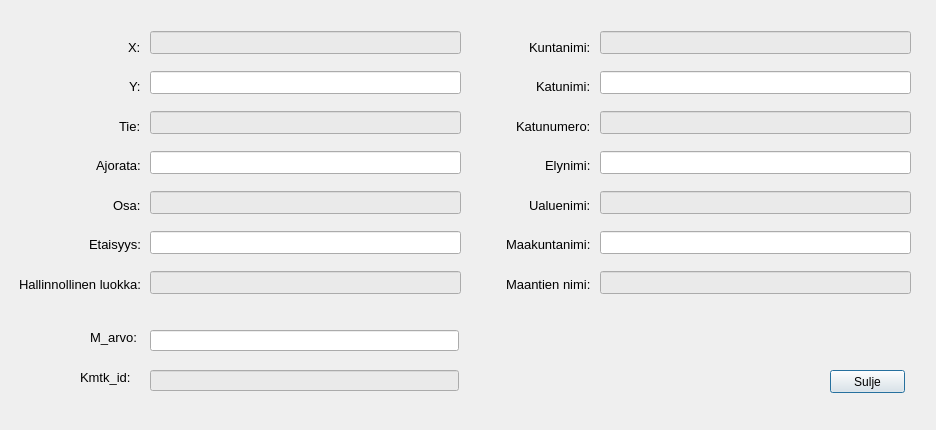
finnishtransportagency/QGIS-tieosoitetyokalu, file dialogs/PopUp_dialog.ui: the form before one commit.
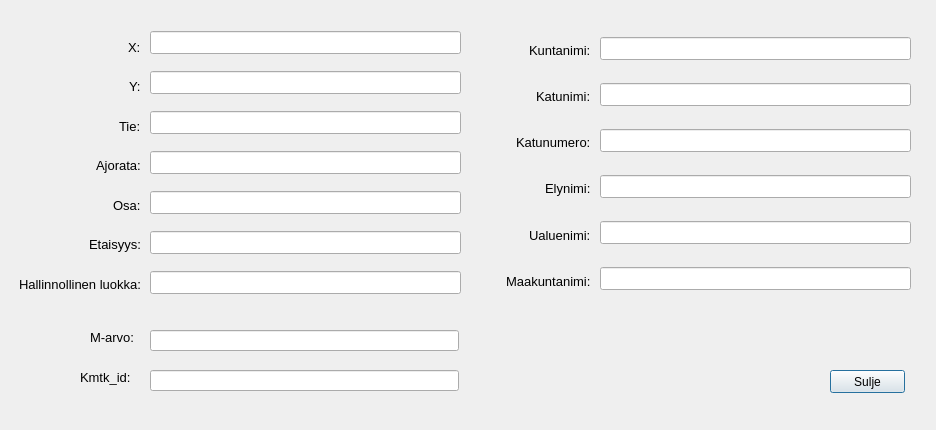
The form after the commit.

Commit message: label texts and fields style changed

Patch:
```diff
--- a/dialogs/PopUp_dialog.ui
+++ b/dialogs/PopUp_dialog.ui
@@ -45,9 +45,9 @@
          <colorrole role="Base">
           <brush brushstyle="SolidPattern">
            <color alpha="255">
-            <red>234</red>
-            <green>234</green>
-            <blue>234</blue>
+            <red>255</red>
+            <green>255</green>
+            <blue>255</blue>
            </color>
           </brush>
          </colorrole>
@@ -56,9 +56,9 @@
          <colorrole role="Base">
           <brush brushstyle="SolidPattern">
            <color alpha="255">
-            <red>234</red>
-            <green>234</green>
-            <blue>234</blue>
+            <red>255</red>
+            <green>255</green>
+            <blue>255</blue>
            </color>
           </brush>
          </colorrole>
@@ -109,9 +109,9 @@
          <colorrole role="Base">
           <brush brushstyle="SolidPattern">
            <color alpha="255">
-            <red>234</red>
-            <green>234</green>
-            <blue>234</blue>
+            <red>255</red>
+            <green>255</green>
+            <blue>255</blue>
            </color>
           </brush>
          </colorrole>
@@ -120,9 +120,9 @@
          <colorrole role="Base">
           <brush brushstyle="SolidPattern">
            <color alpha="255">
-            <red>234</red>
-            <green>234</green>
-            <blue>234</blue>
+            <red>255</red>
+            <green>255</green>
+            <blue>255</blue>
            </color>
           </brush>
          </colorrole>
@@ -176,9 +176,9 @@
          <colorrole role="Base">
           <brush brushstyle="SolidPattern">
            <color alpha="255">
-            <red>234</red>
-            <green>234</green>
-            <blue>234</blue>
+            <red>255</red>
+            <green>255</green>
+            <blue>255</blue>
            </color>
           </brush>
          </colorrole>
@@ -187,9 +187,9 @@
          <colorrole role="Base">
           <brush brushstyle="SolidPattern">
            <color alpha="255">
-            <red>234</red>
-            <green>234</green>
-            <blue>234</blue>
+            <red>255</red>
+            <green>255</green>
+            <blue>255</blue>
            </color>
           </brush>
          </colorrole>
@@ -243,9 +243,9 @@
          <colorrole role="Base">
           <brush brushstyle="SolidPattern">
            <color alpha="255">
-            <red>234</red>
-            <green>234</green>
-            <blue>234</blue>
+            <red>255</red>
+            <green>255</green>
+            <blue>255</blue>
            </color>
           </brush>
          </colorrole>
@@ -254,9 +254,9 @@
          <colorrole role="Base">
           <brush brushstyle="SolidPattern">
            <color alpha="255">
-            <red>234</red>
-            <green>234</green>
-            <blue>234</blue>
+            <red>255</red>
+            <green>255</green>
+            <blue>255</blue>
            </color>
           </brush>
          </colorrole>
@@ -429,9 +429,9 @@
          <colorrole role="Base">
           <brush brushstyle="SolidPattern">
            <color alpha="255">
-            <red>234</red>
-            <green>234</green>
-            <blue>234</blue>
+            <red>255</red>
+            <green>255</green>
+            <blue>255</blue>
            </color>
           </brush>
          </colorrole>
@@ -440,9 +440,9 @@
          <colorrole role="Base">
           <brush brushstyle="SolidPattern">
            <color alpha="255">
-            <red>234</red>
-            <green>234</green>
-            <blue>234</blue>
+            <red>255</red>
+            <green>255</green>
+            <blue>255</blue>
            </color>
           </brush>
          </colorrole>
@@ -496,9 +496,9 @@
          <colorrole role="Base">
           <brush brushstyle="SolidPattern">
            <color alpha="255">
-            <red>234</red>
-            <green>234</green>
-            <blue>234</blue>
+            <red>255</red>
+            <green>255</green>
+            <blue>255</blue>
            </color>
           </brush>
          </colorrole>
@@ -507,9 +507,9 @@
          <colorrole role="Base">
           <brush brushstyle="SolidPattern">
            <color alpha="255">
-            <red>234</red>
-            <green>234</green>
-            <blue>234</blue>
+            <red>255</red>
+            <green>255</green>
+            <blue>255</blue>
            </color>
           </brush>
          </colorrole>
@@ -560,9 +560,9 @@
          <colorrole role="Base">
           <brush brushstyle="SolidPattern">
            <color alpha="255">
-            <red>234</red>
-            <green>234</green>
-            <blue>234</blue>
+            <red>255</red>
+            <green>255</green>
+            <blue>255</blue>
            </color>
           </brush>
          </colorrole>
@@ -571,9 +571,9 @@
          <colorrole role="Base">
           <brush brushstyle="SolidPattern">
            <color alpha="255">
-            <red>234</red>
-            <green>234</green>
-            <blue>234</blue>
+            <red>255</red>
+            <green>255</green>
+            <blue>255</blue>
            </color>
           </brush>
          </colorrole>
@@ -619,61 +619,6 @@
       </property>
      </widget>
     </item>
-    <item>
-     <widget class="QLineEdit" name="MaantienNimilineEdit">
-      <property name="palette">
-       <palette>
-        <active>
-         <colorrole role="Base">
-          <brush brushstyle="SolidPattern">
-           <color alpha="255">
-            <red>234</red>
-            <green>234</green>
-            <blue>234</blue>
-           </color>
-          </brush>
-         </colorrole>
-        </active>
-        <inactive>
-         <colorrole role="Base">
-          <brush brushstyle="SolidPattern">
-           <color alpha="255">
-            <red>234</red>
-            <green>234</green>
-            <blue>234</blue>
-           </color>
-          </brush>
-         </colorrole>
-        </inactive>
-        <disabled>
-         <colorrole role="Base">
-          <brush brushstyle="SolidPattern">
-           <color alpha="255">
-            <red>240</red>
-            <green>240</green>
-            <blue>240</blue>
-           </color>
-          </brush>
-         </colorrole>
-        </disabled>
-       </palette>
-      </property>
-      <property name="font">
-       <font>
-        <pointsize>10</pointsize>
-       </font>
-      </property>
-      <property name="styleSheet">
-       <string notr="true"/>
-      </property>
-      <property name="text">
-       <string/>
-      </property>
-      <property name="clearButtonEnabled">
-       <bool>false</bool>
-      </property>
-     </widget>
-    </item>
    </layout>
   </widget>
   <widget class="QWidget" name="layoutWidget">
@@ -763,18 +708,6 @@
       </property>
      </widget>
     </item>
-    <item alignment="Qt::AlignRight">
-     <widget class="QLabel" name="label_8">
-      <property name="font">
-       <font>
-        <pointsize>10</pointsize>
-       </font>
-      </property>
-      <property name="text">
-       <string>Maantien nimi:</string>
-      </property>
-     </widget>
-    </item>
    </layout>
   </widget>
   <widget class="QLineEdit" name="M_arvolineEdit">
@@ -810,9 +743,9 @@
       <colorrole role="Base">
        <brush brushstyle="SolidPattern">
         <color alpha="255">
-         <red>234</red>
-         <green>234</green>
-         <blue>234</blue>
+         <red>255</red>
+         <green>255</green>
+         <blue>255</blue>
         </color>
        </brush>
       </colorrole>
@@ -821,9 +754,9 @@
       <colorrole role="Base">
        <brush brushstyle="SolidPattern">
         <color alpha="255">
-         <red>234</red>
-         <green>234</green>
-         <blue>234</blue>
+         <red>255</red>
+         <green>255</green>
+         <blue>255</blue>
         </color>
        </brush>
       </colorrole>
@@ -871,7 +804,7 @@
     </font>
    </property>
    <property name="text">
-    <string>M_arvo:</string>
+    <string>M-arvo:</string>
    </property>
   </widget>
   <widget class="QLabel" name="label_16">
```
The commit also changes 2 other files.
